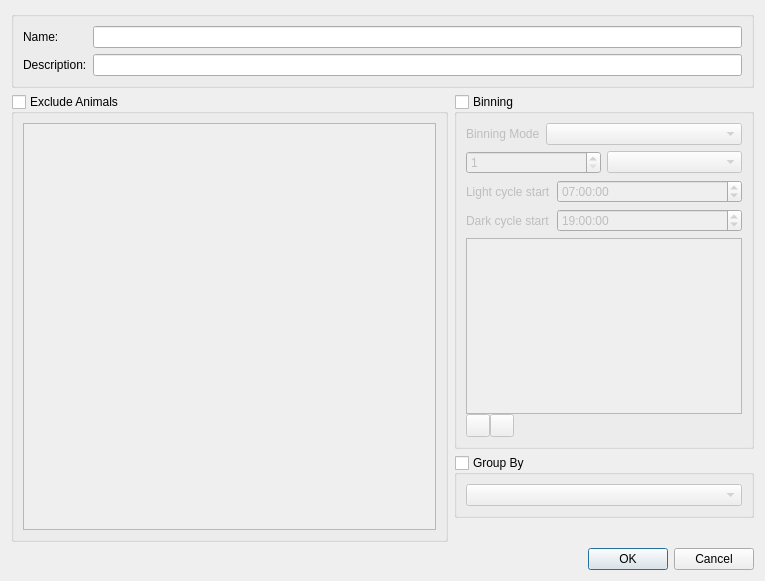
TSE-Systems/tse-analytics, file tse_analytics/toolbox/data_table/table_processor/table_processor_dialog.ui: the form before one commit.
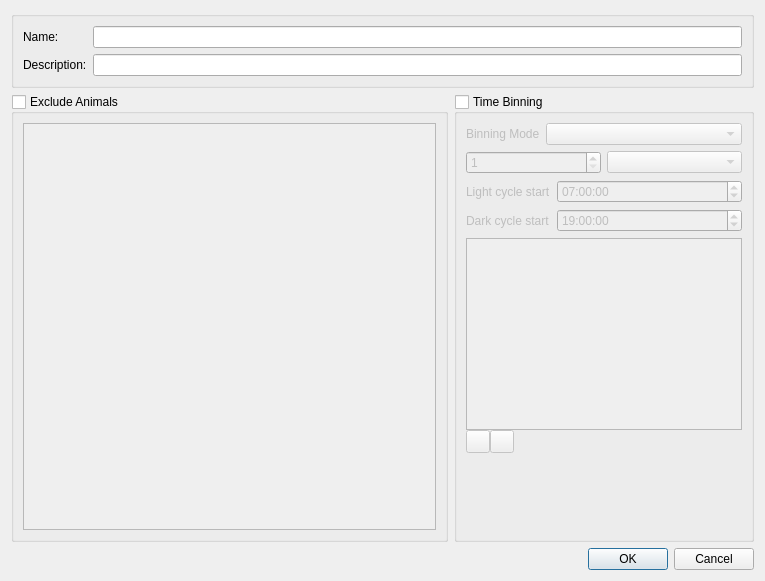
The form after the commit. Icons and pictures are not drawn.

Diff of the .ui file:
```diff
--- a/tse_analytics/toolbox/data_table/table_processor/table_processor_dialog.ui
+++ b/tse_analytics/toolbox/data_table/table_processor/table_processor_dialog.ui
@@ -126,7 +126,7 @@
          <item>
           <widget class="QGroupBox" name="groupBoxBinning">
            <property name="title">
-            <string>Binning</string>
+            <string>Time Binning</string>
            </property>
            <property name="checkable">
             <bool>true</bool>
@@ -321,27 +321,6 @@
               </layout>
              </widget>
             </item>
-           </layout>
-          </widget>
-         </item>
-         <item>
-          <widget class="QGroupBox" name="groupBoxGrouping">
-           <property name="title">
-            <string>Group By</string>
-           </property>
-           <property name="checkable">
-            <bool>true</bool>
-           </property>
-           <property name="checked">
-            <bool>false</bool>
-           </property>
-           <layout class="QVBoxLayout" name="verticalLayout_6">
-            <item>
-             <widget class="QComboBox" name="comboBoxGrouping"/>
-            </item>
-           </layout>
-          </widget>
-         </item>
          <item>
           <spacer name="verticalSpacer">
            <property name="orientation">
@@ -354,6 +333,9 @@
             </size>
            </property>
           </spacer>
+            </item>
+           </layout>
+          </widget>
          </item>
         </layout>
        </widget>
```
Lines whose indentation alone changed are shown as unchanged.
